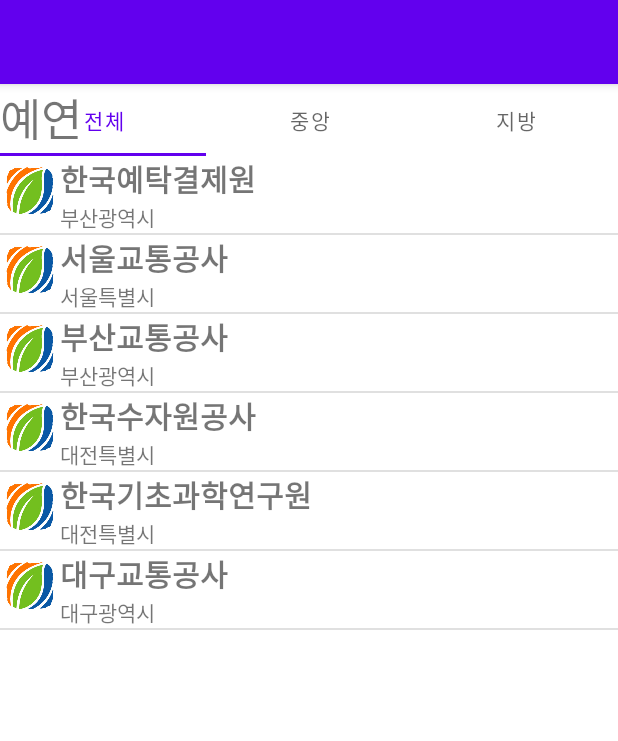
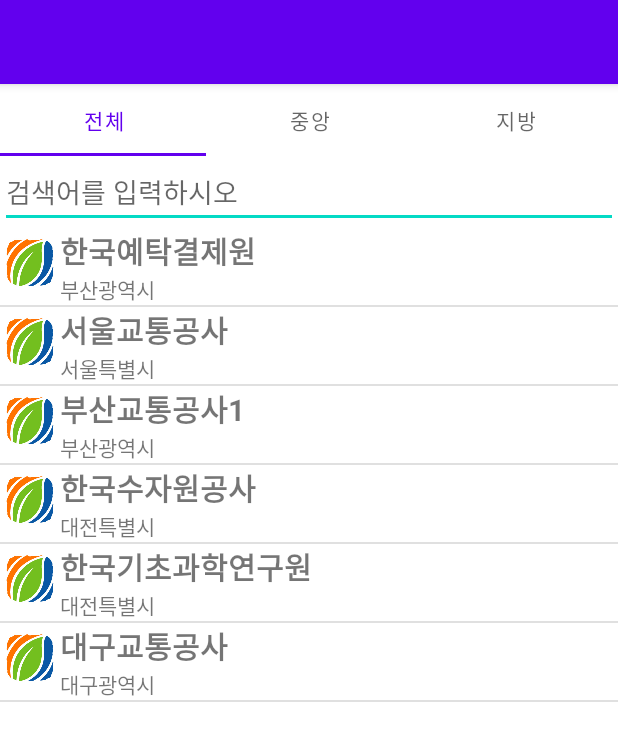
Before and after one commit to gyounghan/Salary, an Android app: the screen it shows after launch (MainActivity), on a phone screen of 412 x 824 dp. Shown: the top 741 px of the screen. Run offline under Robolectric (Android 15) with nearby library versions, the phone set to English and light mode, and no system bars.

Commit message:
검색 기능 구현

```diff
--- a/app/build.gradle
+++ b/app/build.gradle
@@ -7,7 +7,7 @@ android {
 
     defaultConfig {
         applicationId "com.example.salary"
-        minSdk 26
+        minSdk 25
         targetSdk 31
         versionCode 1
         versionName "1.0"
--- a/app/src/main/AndroidManifest.xml
+++ b/app/src/main/AndroidManifest.xml
@@ -18,6 +18,8 @@
                 <category android:name="android.intent.category.LAUNCHER" />
             </intent-filter>
         </activity>
+
+        <activity android:name=".CompanyDetailActivity"/>
     </application>
 
 </manifest>
--- a/app/src/main/assets/json/companyInfo.json
+++ b/app/src/main/assets/json/companyInfo.json
@@ -3,13 +3,14 @@
     {
       "name" : "한국예탁결제원",
       "address" : "부산광역시",
+      "salary_1": "4000만",
       "type" : "central"
     },{
       "name" : "서울교통공사",
       "address" : "서울특별시",
       "type" : "local"
     },{
-      "name" : "부산교통공사",
+      "name" : "부산교통공사1",
       "address" : "부산광역시",
       "type" : "local"
     },{
--- a/app/src/main/java/com/example/salary/Adapter/ListViewAdapter.java
+++ b/app/src/main/java/com/example/salary/Adapter/ListViewAdapter.java
@@ -2,12 +2,14 @@ package com.example.salary.Adapter;
 
 import android.content.Context;
 import android.graphics.drawable.Drawable;
+import android.util.Log;
 import android.view.LayoutInflater;
 import android.view.View;
 import android.view.ViewGroup;
 import android.widget.BaseAdapter;
+import android.widget.Filter;
+import android.widget.Filterable;
 import android.widget.ImageView;
-import android.widget.ListView;
 import android.widget.TextView;
 
 import com.example.salary.R;
@@ -15,12 +17,15 @@ import com.example.salary.data.ListViewItem;
 
 import java.util.ArrayList;
 
-public class ListViewAdapter extends BaseAdapter {
+public class ListViewAdapter extends BaseAdapter implements Filterable {
 
     private ArrayList<ListViewItem> companyList = new ArrayList<>();
+    private ArrayList<ListViewItem> init_companyList = new ArrayList<>();
+    Context mContext = null;
+    Filter listFilter;
 
-    public ListViewAdapter() {
-
+    public ListViewAdapter(Context context) {
+        mContext = context;
     }
 
     @Override
@@ -41,11 +46,9 @@ public class ListViewAdapter extends BaseAdapter {
     // adapter가 어떻게 보여질지
     @Override
     public View getView(int position, View convertView, ViewGroup parent) {
-        Context context = parent.getContext();
-
         // listviewitem 리소스를 view로 변환
         if (convertView == null) {
-            LayoutInflater inflater = (LayoutInflater) context.getSystemService(Context.LAYOUT_INFLATER_SERVICE);
+            LayoutInflater inflater = (LayoutInflater) mContext.getSystemService(Context.LAYOUT_INFLATER_SERVICE);
             convertView = inflater.inflate(R.layout.listviewitem, parent, false);
 
         }
@@ -70,5 +73,54 @@ public class ListViewAdapter extends BaseAdapter {
         companyListviewItem.setCompanyAddress(address);
 
         companyList.add(companyListviewItem);
+        init_companyList.add(companyListviewItem);
+    }
+
+    private class ListFilter extends Filter {
+
+        @Override
+        protected FilterResults performFiltering(CharSequence constraint) {
+            FilterResults result = new FilterResults();
+            Log.e("ListViewAdater", "performFiltering :" + constraint);
+            if (constraint == null || constraint.length()==0) {
+                result.values = init_companyList;
+                result.count = init_companyList.size();
+            } else {
+                ArrayList<ListViewItem> itemList = new ArrayList<ListViewItem>();
+                for (ListViewItem item : companyList) {
+                    if (item.getCompanyName().contains(constraint)) {
+                        itemList.add(item);
+                    }
+                }
+                result.values = itemList;
+                result.count = itemList.size();
+            }
+            return result;
+        }
+
+        @Override
+        protected void publishResults(CharSequence constraint, FilterResults results) {
+
+            Log.e("ListViewAdater", "publishResult:" + results.count);
+            companyList = (ArrayList<ListViewItem>) results.values;
+            if (results.count > 0 ) {
+                notifyDataSetChanged();
+            } else {
+                notifyDataSetInvalidated();
+            }
+        }
+    }
+
+    @Override
+    public Filter getFilter() {
+        Log.e("listviewAdater", "getfilter");
+        if (listFilter == null) {
+            listFilter = new ListFilter();
+        }
+        return listFilter;
+    }
+
+    public ListViewItem getListViewItem(int position) {
+        return companyList.get(position);
     }
 }
--- a/app/src/main/java/com/example/salary/Fragment/AllCompanyFragment.java
+++ b/app/src/main/java/com/example/salary/Fragment/AllCompanyFragment.java
@@ -1,12 +1,16 @@
 package com.example.salary.Fragment;
 
+import android.content.Intent;
 import android.os.Bundle;
+import android.text.Editable;
+import android.text.TextWatcher;
 import android.util.Log;
 import android.view.LayoutInflater;
 import android.view.View;
 import android.view.ViewGroup;
 import android.widget.AdapterView;
 import android.widget.ArrayAdapter;
+import android.widget.EditText;
 import android.widget.ListView;
 import android.widget.Toast;
 
@@ -16,43 +20,85 @@ import androidx.core.content.ContextCompat;
 import androidx.fragment.app.Fragment;
 
 import com.example.salary.Adapter.ListViewAdapter;
+import com.example.salary.CompanyDetailActivity;
 import com.example.salary.R;
 import com.example.salary.data.CompanyData;
 import com.example.salary.data.CompanyDataManager;
 import com.example.salary.data.DBHelper;
+import com.example.salary.data.ListViewItem;
 import com.example.salary.data.SalaryData;
 
+import java.lang.reflect.Array;
 import java.util.ArrayList;
 
 public class AllCompanyFragment extends Fragment {
 
     public DBHelper dbHelper = null;
+    private EditText searchText;
+
+    private ArrayList<String> companyNameList = new ArrayList<String>();
+    private ArrayList<String> companyAddressList = new ArrayList<String>();
+    private ListViewAdapter adapter;
+    ListView list;
 
     @Nullable
     @Override
     public View onCreateView(@NonNull LayoutInflater inflater, @Nullable ViewGroup container, @Nullable Bundle savedInstanceState) {
         ViewGroup rootView = (ViewGroup) inflater.inflate(R.layout.activtiy_allcompany, container, false);
 
+        searchText = (EditText) rootView.findViewById(R.id.search);
+
         // 리스트 추가
-        final String[] company = {"한국예탁결제원", "한국수자원공사", "부산환경공단", "부산교통공사", "한국자산관리공사", "주택금융공사"};
         ArrayList<CompanyData> companyList = SalaryData.getInstance().getCompanyList();
 
-        ListView list = (ListView) rootView.findViewById(R.id.companyList);
+        list = (ListView) rootView.findViewById(R.id.companyList);
 
-        ListViewAdapter adapter = new ListViewAdapter();
+        adapter = new ListViewAdapter(getContext());
 
         for (CompanyData companyInfo : companyList) {
+            companyNameList.add(companyInfo.getCompanyName());
+            companyAddressList.add(companyInfo.getCompanyAddress());
             adapter.addItem(ContextCompat.getDrawable(getContext(), R.drawable.beco_logo), companyInfo.getCompanyName(), companyInfo.getCompanyAddress());
         }
         list.setAdapter(adapter);
+        list.setTextFilterEnabled(true);
         list.setOnItemClickListener(new AdapterView.OnItemClickListener() {
             @Override
             public void onItemClick(AdapterView<?> parent, View view, int position, long id) {
-                Toast.makeText(getContext(), companyList.get(position).getCompanyName(), Toast.LENGTH_SHORT).show();
+                Intent companyInfo = new Intent(getContext(), CompanyDetailActivity.class);
+                companyInfo.putExtra("companyName", adapter.getListViewItem(position).getCompanyName());
+                startActivity(companyInfo);
+                Toast.makeText(getContext(), adapter.getListViewItem(position).getCompanyName(), Toast.LENGTH_SHORT).show();
+            }
+        });
+
+        searchText.addTextChangedListener(new TextWatcher() {
+            @Override
+            public void beforeTextChanged(CharSequence s, int start, int count, int after) {
+                Log.e("fragment", "beforeTextChanged");
+
+            }
+
+            @Override
+            public void onTextChanged(CharSequence s, int start, int before, int count) {
+                Log.e("fragment", "onTextChanged");
+
+            }
+
+            @Override
+            public void afterTextChanged(Editable search) {
+                String text = search.toString();
+                Log.e("fragment", "afterTextChanged : " + text.length());
+                if (text.length() > 0) {
+                    list.setFilterText(text);
+                } else {
+                    list.clearTextFilter();
+                }
             }
         });
 
         return rootView;
 
     }
+
 }
--- a/app/src/main/java/com/example/salary/Fragment/CentralCompanyFragment.java
+++ b/app/src/main/java/com/example/salary/Fragment/CentralCompanyFragment.java
@@ -32,7 +32,7 @@ public class CentralCompanyFragment extends Fragment {
         ArrayList<CompanyData> centralCompanyList = SalaryData.getInstance().getCentralCompanyList();
 
         ListView list = (ListView) rootView.findViewById(R.id.companyList);
-        ListViewAdapter adapter = new ListViewAdapter();
+        ListViewAdapter adapter = new ListViewAdapter(getContext());
 
         for (CompanyData centralCompany : centralCompanyList) {
             adapter.addItem(ContextCompat.getDrawable(getContext(), R.drawable.beco_logo), centralCompany.getCompanyName(), centralCompany.getCompanyAddress());
--- a/app/src/main/java/com/example/salary/Fragment/LocalCompanyFragment.java
+++ b/app/src/main/java/com/example/salary/Fragment/LocalCompanyFragment.java
@@ -31,11 +31,10 @@ public class LocalCompanyFragment extends Fragment {
 
         ArrayList<CompanyData> localcompanyList = SalaryData.getInstance().getLocalCompanyList();
 
-        final String[] company = {"부산교통공사", "부산환경공단", "서울교통공사", "대구환경공단", "대구교통공사"};
 
         ListView list = (ListView) rootView.findViewById(R.id.companyList);
 
-        ListViewAdapter adapter = new ListViewAdapter();
+        ListViewAdapter adapter = new ListViewAdapter(getContext());
 
         for (CompanyData localCompany : localcompanyList) {
             adapter.addItem(ContextCompat.getDrawable(getContext(), R.drawable.beco_logo), localCompany.getCompanyName(), localCompany.getCompanyAddress());
@@ -45,7 +44,7 @@ public class LocalCompanyFragment extends Fragment {
         list.setOnItemClickListener(new AdapterView.OnItemClickListener() {
             @Override
             public void onItemClick(AdapterView<?> parent, View view, int position, long id) {
-                Toast.makeText(getContext(), company[position], Toast.LENGTH_SHORT).show();
+                Toast.makeText(getContext(), localcompanyList.get(position).getCompanyName(), Toast.LENGTH_SHORT).show();
             }
         });
 
--- a/app/src/main/java/com/example/salary/MainActivity.java
+++ b/app/src/main/java/com/example/salary/MainActivity.java
@@ -4,6 +4,9 @@ import androidx.appcompat.app.AppCompatActivity;
 import androidx.fragment.app.Fragment;
 
 import android.os.Bundle;
+import android.text.Editable;
+import android.text.TextWatcher;
+import android.widget.EditText;
 
 import com.example.salary.Fragment.AllCompanyFragment;
 import com.example.salary.Fragment.LocalCompanyFragment;
@@ -26,6 +29,8 @@ public class MainActivity extends AppCompatActivity {
     private Fragment allCompany = new AllCompanyFragment();
     private Fragment centerCompany = new CentralCompanyFragment();
     private Fragment areaCompany = new LocalCompanyFragment();
+
+    private EditText searchText;
 
     private CompanyDataManager companyDBManager = null;
     private DBHelper dbHelper;
@@ -70,6 +75,25 @@ public class MainActivity extends AppCompatActivity {
         });
         dbHelper = new DBHelper(MainActivity.this ,3);
         initCompanyInfo();
+
+//        searchText = findViewById(R.id.search);
+//
+//        searchText.addTextChangedListener(new TextWatcher() {
+//            @Override
+//            public void beforeTextChanged(CharSequence s, int start, int count, int after) {
+//
+//            }
+//
+//            @Override
+//            public void onTextChanged(CharSequence s, int start, int before, int count) {
+//
+//            }
+//
+//            @Override
+//            public void afterTextChanged(Editable s) {
+//                String text = searchText.getText().toString();
+//            }
+//        });
     }
 
     private void initCompanyInfo() {
@@ -109,7 +133,6 @@ public class MainActivity extends AppCompatActivity {
         } catch (JSONException e) {
             e.printStackTrace();
         }
+    }
 
-
-    }
 }
--- a/app/src/main/res/layout/activity_main.xml
+++ b/app/src/main/res/layout/activity_main.xml
@@ -1,9 +1,10 @@
 <?xml version="1.0" encoding="utf-8"?>
-<RelativeLayout xmlns:android="http://schemas.android.com/apk/res/android"
+<LinearLayout xmlns:android="http://schemas.android.com/apk/res/android"
     xmlns:app="http://schemas.android.com/apk/res-auto"
     xmlns:tools="http://schemas.android.com/tools"
     android:layout_width="match_parent"
     android:layout_height="match_parent"
+    android:orientation="vertical"
     tools:context=".MainActivity">
 
     <com.google.android.material.tabs.TabLayout
@@ -14,17 +15,23 @@
         app:tabMode="fixed"
         app:tabGravity="fill"/>
 
-    <TextView
-        android:layout_width="97dp"
-        android:layout_height="37dp"
-        android:text="예연"
-        android:textSize="30dp"
-        app:layout_constraintBottom_toBottomOf="parent"
-        app:layout_constraintHorizontal_bias="0.04"
-        app:layout_constraintLeft_toLeftOf="parent"
-        app:layout_constraintRight_toRightOf="parent"
-        app:layout_constraintTop_toTopOf="parent"
-        app:layout_constraintVertical_bias="0.044" />
+    <!--    <TextView-->
+<!--        android:layout_width="97dp"-->
+<!--        android:layout_height="37dp"-->
+<!--        android:text="예연"-->
+<!--        android:textSize="30dp"-->
+<!--        app:layout_constraintBottom_toBottomOf="parent"-->
+<!--        app:layout_constraintHorizontal_bias="0.04"-->
+<!--        app:layout_constraintLeft_toLeftOf="parent"-->
+<!--        app:layout_constraintRight_toRightOf="parent"-->
+<!--        app:layout_constraintTop_toTopOf="parent"-->
+<!--        app:layout_constraintVertical_bias="0.044" />-->
+
+<!--    <EditText-->
+<!--        android:id="@+id/search"-->
+<!--        android:layout_width="match_parent"-->
+<!--        android:layout_height="wrap_content"-->
+<!--        android:hint="검색어를 입력하시오" />-->
 
     <FrameLayout
         android:layout_width="match_parent"
@@ -32,4 +39,4 @@
         android:id="@+id/container"
         android:layout_below="@id/tabs"/>
 
-</RelativeLayout>
+</LinearLayout>
--- a/app/src/main/res/layout/activtiy_allcompany.xml
+++ b/app/src/main/res/layout/activtiy_allcompany.xml
@@ -1,10 +1,17 @@
 <?xml version="1.0" encoding="utf-8"?>
-<androidx.constraintlayout.widget.ConstraintLayout xmlns:android="http://schemas.android.com/apk/res/android"
+<LinearLayout xmlns:android="http://schemas.android.com/apk/res/android"
     android:layout_width="match_parent"
-    android:layout_height="match_parent">
+    android:layout_height="match_parent"
+    android:orientation="vertical">
+
+    <EditText
+        android:id="@+id/search"
+        android:layout_width="match_parent"
+        android:layout_height="wrap_content"
+        android:hint="검색어를 입력하시오" />
 
     <ListView
         android:id="@+id/companyList"
         android:layout_width="match_parent"
         android:layout_height="match_parent"/>
-</androidx.constraintlayout.widget.ConstraintLayout>
+</LinearLayout>
```
Also changed, not shown: app/src/main/java/com/example/salary/CompanyDetailActivity.java (added, +27 -0 lines), app/src/main/res/layout/activity_companydetail.xml (added, +14 -0 lines).
